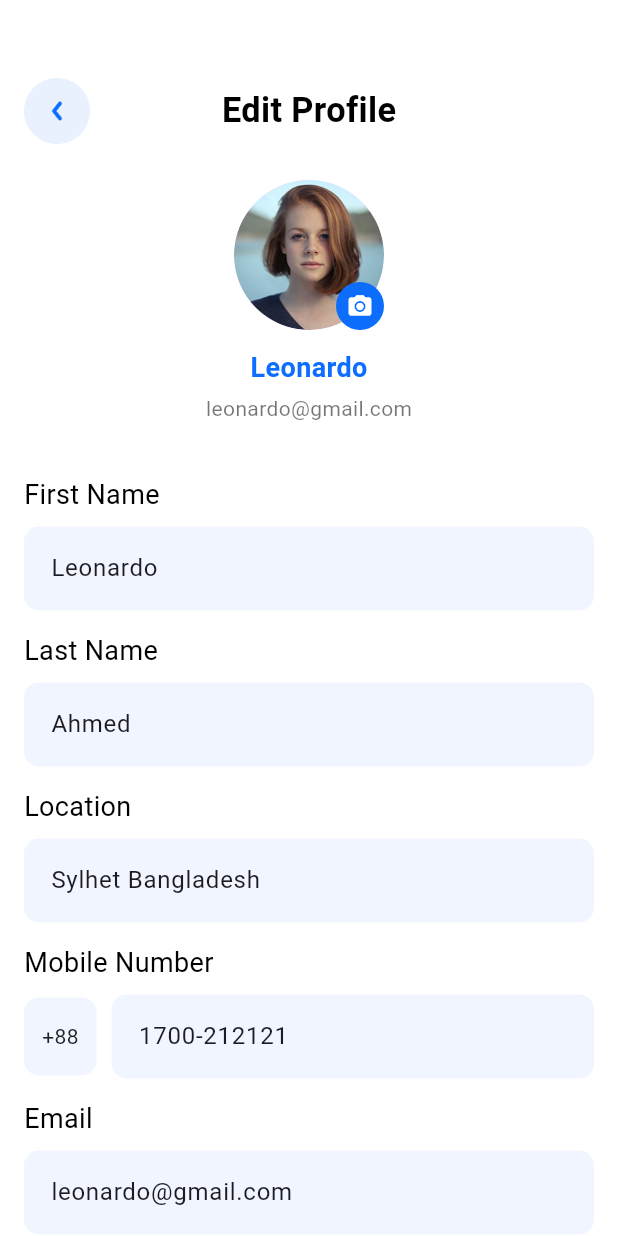
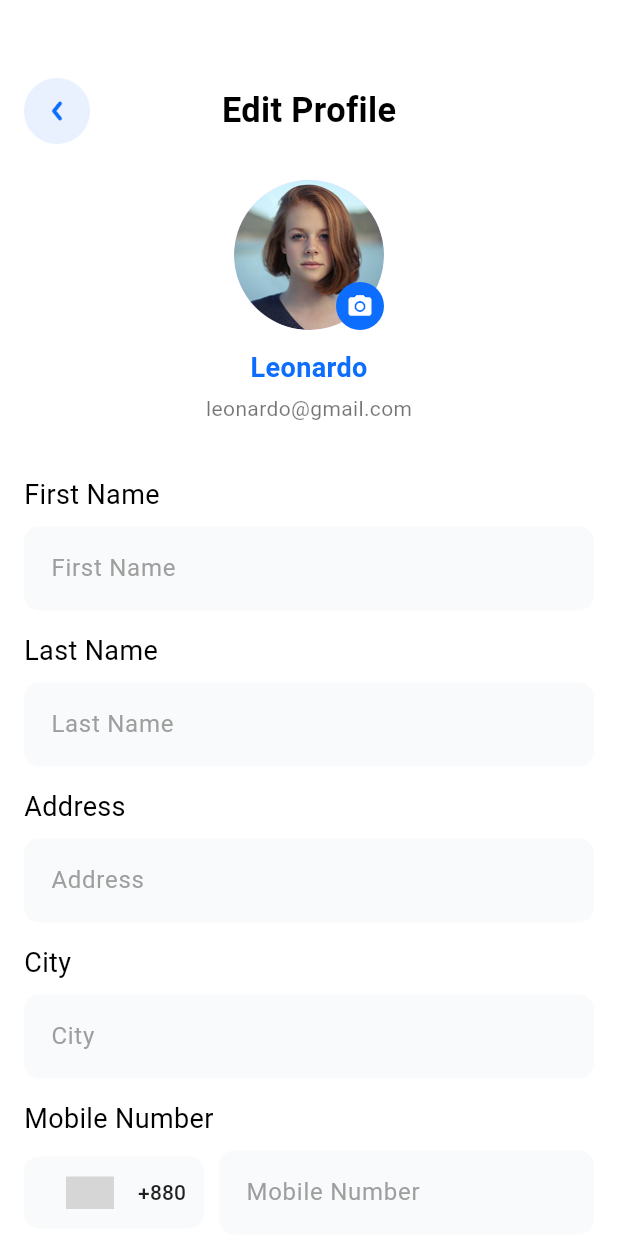
Before and after one commit to Dev-Ninjas-Backup/yousef1234321, a Flutter app: the EditProfileScreen screen opened by its route, on a phone screen of 412 x 824 dp. Run offline on Flutter 3.47's test engine with Material 3 defaults, Android fonts, the phone set to English and light mode, and no system bars; drawn by our look-alikes of country_code_picker; our stand-ins replace flutter_easyloading, flutter_screenutil, get, google_fonts, image_picker, logger and 1 more; accounts and stored records are empty; grey boxes are pictures that could not be loaded.

Commit message:
update Editprofile screen

```diff
--- a/lib/core/endpoint/endpoint.dart
+++ b/lib/core/endpoint/endpoint.dart
@@ -15,4 +15,6 @@ class Endpoint {
   static const String otpVerification = '/auth/signup-verify-otp';
   static const String login = '/auth/login';
   static const String forgetPassword = '/auth/forget-password';
+  static const String resetPassword = '/auth/reset-password';
+  static const String verifyOtp = '/auth/verify-otp';
 }
--- a/lib/features/auth/forget_password/controller/forget_password_controller.dart
+++ b/lib/features/auth/forget_password/controller/forget_password_controller.dart
@@ -115,7 +115,7 @@ class ForgetPasswordController extends GetxController {
                     height: 44,
                     child: ElevatedButton(
                       onPressed: () {
-                        Get.to(OtpScreen());
+                        Get.to(() => OtpScreen(), arguments: email);
                       },
                       style: ElevatedButton.styleFrom(
                         backgroundColor: AppColors.splashButtonColor,
--- a/lib/features/profile/edit_profile/controller/edit_profile_controller.dart
+++ b/lib/features/profile/edit_profile/controller/edit_profile_controller.dart
@@ -1,37 +1,46 @@
+import 'dart:io';
+import 'package:flutter/material.dart';
 import 'package:get/get.dart';
-import 'package:flutter/material.dart';
-import 'package:flutter_easyloading/flutter_easyloading.dart';
+import 'package:image_picker/image_picker.dart';
 
 class EditProfileController extends GetxController {
-  final TextEditingController firstNameController = TextEditingController(
-    text: "Leonardo",
-  );
-  final TextEditingController lastNameController = TextEditingController(
-    text: "Ahmed",
-  );
-  final TextEditingController locationController = TextEditingController(
-    text: "Sylhet Bangladesh",
-  );
-  final TextEditingController phoneController = TextEditingController(
-    text: "1700-212121",
-  );
-  final TextEditingController emailController = TextEditingController(
-    text: "leonardo@gmail.com",
-  );
+  final firstNameController = TextEditingController();
+  final lastNameController = TextEditingController();
+  final addressController = TextEditingController();
+  final cityController = TextEditingController();
+  final phoneController = TextEditingController();
+  final emirateController = TextEditingController();
 
-  void saveProfile() async {
-    EasyLoading.show(status: "Saving profile...");
-    await Future.delayed(const Duration(seconds: 1));
-    EasyLoading.showSuccess("Profile updated successfully!");
+  final Rx<File?> selectedImage = Rx<File?>(null);
+  final countryCode = '+880'.obs;
+
+  Future<void> pickImage() async {
+    final ImagePicker picker = ImagePicker();
+    final XFile? image = await picker.pickImage(source: ImageSource.gallery);
+    if (image != null) {
+      selectedImage.value = File(image.path);
+    }
+  }
+
+  void saveProfile() {
+    // Add API call logic here
+    Get.back();
+    Get.snackbar(
+      "Success",
+      "Profile updated successfully",
+      backgroundColor: Colors.green,
+      colorText: Colors.white,
+    );
   }
 
   @override
   void onClose() {
     firstNameController.dispose();
     lastNameController.dispose();
-    locationController.dispose();
+    addressController.dispose();
+    cityController.dispose();
     phoneController.dispose();
-    emailController.dispose();
+    emirateController.dispose();
     super.onClose();
   }
 }
--- a/lib/features/profile/edit_profile/screen/edit_profile_screen.dart
+++ b/lib/features/profile/edit_profile/screen/edit_profile_screen.dart
@@ -1,8 +1,8 @@
 import 'dart:io';
 
+import 'package:country_code_picker/country_code_picker.dart';
 import 'package:flutter/material.dart';
 import 'package:get/get.dart';
-import 'package:image_picker/image_picker.dart';
 import 'package:yousef1234321/core/common/constants/app_colors.dart';
 import 'package:yousef1234321/core/common/constants/imagepath.dart';
 import 'package:yousef1234321/core/common/widgets/custom_appbar.dart';
@@ -10,16 +10,6 @@ import 'package:yousef1234321/features/profile/edit_profile/controller/edit_prof
 
 class EditProfileScreen extends StatelessWidget {
   EditProfileScreen({super.key});
-
-  final Rx<File?> selectedImage = Rx<File?>(null);
-
-  Future<void> pickImage() async {
-    final ImagePicker picker = ImagePicker();
-    final XFile? image = await picker.pickImage(source: ImageSource.gallery);
-    if (image != null) {
-      selectedImage.value = File(image.path);
-    }
-  }
 
   @override
   Widget build(BuildContext context) {
@@ -42,8 +32,8 @@ class EditProfileScreen extends StatelessWidget {
                   Obx(
                     () => CircleAvatar(
                       radius: 50,
-                      backgroundImage: selectedImage.value != null
-                          ? FileImage(selectedImage.value!)
+                      backgroundImage: controller.selectedImage.value != null
+                          ? FileImage(controller.selectedImage.value!)
                           : AssetImage(Imagepath.profile) as ImageProvider,
                     ),
                   ),
@@ -51,7 +41,7 @@ class EditProfileScreen extends StatelessWidget {
                     bottom: 0,
                     right: 0,
                     child: GestureDetector(
-                      onTap: pickImage,
+                      onTap: controller.pickImage,
                       child: CircleAvatar(
                         radius: 16,
                         backgroundColor: AppColors.primaryColor,
@@ -87,9 +77,10 @@ class EditProfileScreen extends StatelessWidget {
 
             _buildField("First Name", controller.firstNameController),
             _buildField("Last Name", controller.lastNameController),
-            _buildField("Location", controller.locationController),
+            _buildField("Address", controller.addressController),
+            _buildField("City", controller.cityController),
             _buildPhoneField(controller),
-            _buildField("Email", controller.emailController),
+            _buildField("Emirate", controller.emirateController),
 
             const SizedBox(height: 25),
 
@@ -135,9 +126,11 @@ class EditProfileScreen extends StatelessWidget {
           TextField(
             controller: controller,
             decoration: InputDecoration(
+              hintText: label,
+              hintStyle: const TextStyle(color: Colors.grey),
               // suffixIcon: const Icon(Icons.check_circle, color: Colors.blue),
               filled: true,
-              fillColor: const Color(0xFFF1F5FF),
+              fillColor: const Color(0xFFF9FAFB),
               border: OutlineInputBorder(
                 borderRadius: BorderRadius.circular(10),
                 borderSide: BorderSide.none,
@@ -168,17 +161,25 @@ class EditProfileScreen extends StatelessWidget {
           Row(
             children: [
               Container(
-                padding: const EdgeInsets.symmetric(
-                  horizontal: 12,
-                  vertical: 16,
-                ),
                 decoration: BoxDecoration(
-                  color: const Color(0xFFF1F5FF),
+                  color: const Color(0xFFF9FAFB),
                   borderRadius: BorderRadius.circular(10),
                 ),
-                child: const Text(
-                  "+88",
-                  style: TextStyle(fontSize: 14, color: Colors.black87),
+                child: CountryCodePicker(
+                  onChanged: (country) {
+                    controller.countryCode.value = country.dialCode ?? "+880";
+                  },
+                  initialSelection: 'BD',
+                  favorite: const ['+880', 'BD'],
+                  showCountryOnly: false,
+                  showOnlyCountryWhenClosed: false,
+                  alignLeft: false,
+                  showFlag: true,
+                  padding: EdgeInsets.zero,
+                  textStyle: const TextStyle(
+                    fontSize: 14,
+                    color: Colors.black87,
+                  ),
                 ),
               ),
               const SizedBox(width: 10),
@@ -186,12 +187,14 @@ class EditProfileScreen extends StatelessWidget {
                 child: TextField(
                   controller: controller.phoneController,
                   decoration: InputDecoration(
+                    hintText: "Mobile Number",
+                    hintStyle: const TextStyle(color: Colors.grey),
                     // suffixIcon: const Icon(
                     //   Icons.check_circle,
                     //   color: Colors.blue,
                     // ),
                     filled: true,
-                    fillColor: const Color(0xFFF1F5FF),
+                    fillColor: const Color(0xFFF9FAFB),
                     border: OutlineInputBorder(
                       borderRadius: BorderRadius.circular(10),
                       borderSide: BorderSide.none,
--- a/lib/routes/app_route.dart
+++ b/lib/routes/app_route.dart
@@ -1,5 +1,6 @@
 import 'package:get/get_navigation/get_navigation.dart';
 import 'package:get/route_manager.dart';
+import 'package:yousef1234321/features/auth/forget_password/reset_password/reset_password_screen.dart';
 import 'package:yousef1234321/features/auth/forget_password/screen/forget_password_screen.dart';
 import 'package:yousef1234321/features/auth/sign_in/screen/sign_in_screen.dart';
 import 'package:yousef1234321/features/auth/sign_up/screen/sign_up_screen.dart';
@@ -32,6 +33,7 @@ class Approute {
   static String signInScreen = '/signInScreen';
   static String signUpScreen = '/signUpScreen';
   static String forgetPasswordScreen = '/forgetPasswordScreen';
+  static String resetPasswordScreen = '/resetPasswordScreen';
   static String bottomNavBarScreen = '/bottomNavBarScreen';
   //home
   static String findGaragePage = '/home/findGaragePage';
@@ -67,6 +69,7 @@ class Approute {
   static String getSignInScreen() => signInScreen;
   static String getSignUpScreen() => signUpScreen;
   static String getForgetPasswordScreen() => forgetPasswordScreen;
+  static String getResetPasswordScreen() => resetPasswordScreen;
   //home
   static String getfindGaragePage() => findGaragePage;
   //service
@@ -103,6 +106,7 @@ class Approute {
     GetPage(name: signInScreen, page: () => SignInScreen()),
     GetPage(name: signUpScreen, page: () => SignUpScreen()),
     GetPage(name: forgetPasswordScreen, page: () => ForgetPasswordScreen()),
+    GetPage(name: resetPasswordScreen, page: () => const ResetPasswordScreen()),
     GetPage(name: bottomNavBarScreen, page: () => BottomNavbarScreen()),
     //home
     GetPage(name: findGaragePage, page: () => FindGaragePage()),
--- a/pubspec.yaml
+++ b/pubspec.yaml
@@ -46,6 +46,7 @@ dependencies:
   http: ^1.6.0
   shared_preferences: ^2.5.4
   logger: ^2.6.2
+  country_code_picker: ^3.0.0
 
 dev_dependencies:
   flutter_test:
```
Also changed, not shown: lib/features/auth/forget_password/reset_password/reset_password_controller.dart (added, +74 -0 lines), lib/features/auth/forget_password/reset_password/reset_password_screen.dart (added, +112 -0 lines), lib/features/auth/otp/controller/otp_controller.dart (+59 -32 lines), lib/features/auth/otp/screen/otp_screen.dart (+12 -8 lines), pubspec.lock.
